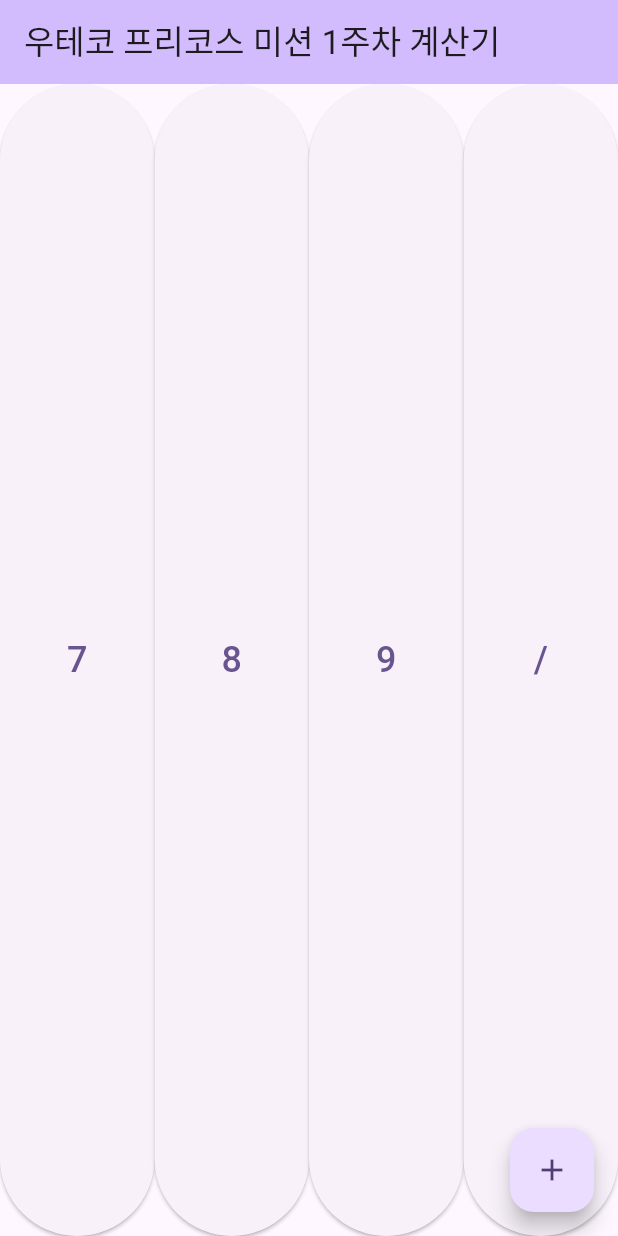
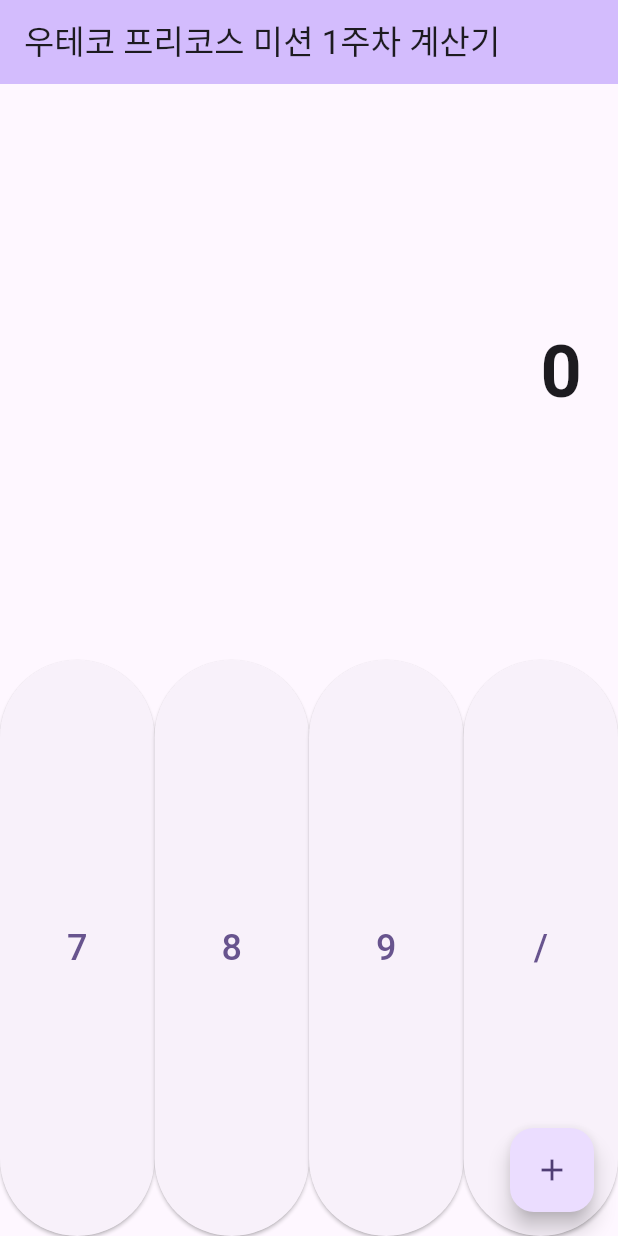
Before and after one commit to princebyun/flutter-calculator-8, a Flutter app: the screen it shows after launch, on a phone screen of 412 x 824 dp. Run offline on Flutter 3.47's test engine with Material 3 defaults, Android fonts, the phone set to English and light mode, and no system bars.

Commit message:
design : 계산기 UI

```diff
--- a/lib/main.dart
+++ b/lib/main.dart
@@ -46,6 +46,17 @@ class _MyHomePageState extends State<MyHomePage> {
       ),
       body: Column(
         children: <Widget>[
+          Expanded(
+            flex: 1,
+            child: Container(
+              alignment: Alignment.centerRight,
+              padding: EdgeInsets.symmetric(horizontal: 24, vertical: 12),
+              child: Text(
+                '0',
+                style: TextStyle(fontSize: 48, fontWeight: FontWeight.bold),
+              ),
+            ),
+          ),
           Expanded(
             flex: 1,
             child: Row(
```
